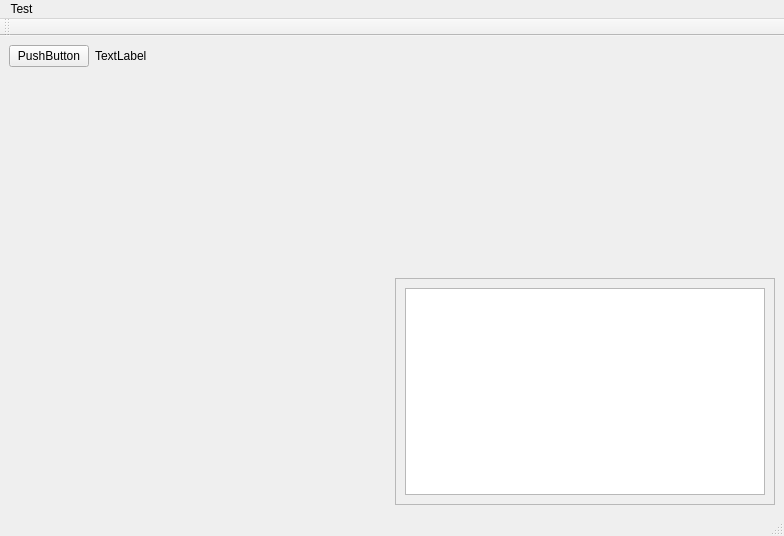
The window that mainwindow.ui (GitGhillie/AnalyzerGUI) describes before a commit, drawn with Qt 5.
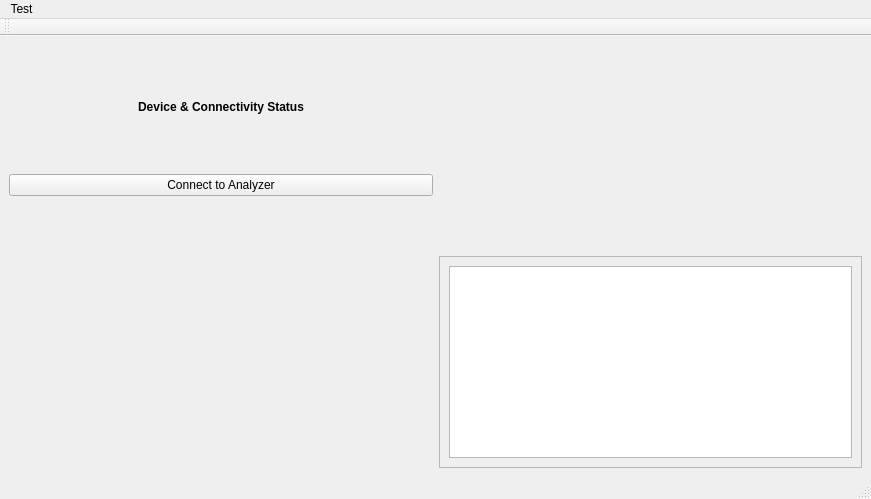
The same window after the commit.

What changed in the file:
```diff
--- a/mainwindow.ui
+++ b/mainwindow.ui
@@ -6,8 +6,8 @@
    <rect>
     <x>0</x>
     <y>0</y>
-    <width>784</width>
-    <height>536</height>
+    <width>871</width>
+    <height>499</height>
    </rect>
   </property>
   <property name="acceptDrops">
@@ -18,24 +18,6 @@
   </property>
   <widget class="QWidget" name="centralwidget">
    <layout class="QGridLayout" name="gridLayout">
-    <item row="0" column="0">
-     <layout class="QFormLayout" name="formLayout">
-      <item row="0" column="0">
-       <widget class="QPushButton" name="pushButton_2">
-        <property name="text">
-         <string>PushButton</string>
-        </property>
-       </widget>
-      </item>
-      <item row="0" column="1">
-       <widget class="QLabel" name="label">
-        <property name="text">
-         <string>TextLabel</string>
-        </property>
-       </widget>
-      </item>
-     </layout>
-    </item>
     <item row="1" column="0">
      <layout class="QFormLayout" name="formLayout_2"/>
     </item>
@@ -64,6 +46,48 @@
       </layout>
      </widget>
     </item>
+    <item row="0" column="0">
+     <layout class="QVBoxLayout" name="layoutQ1">
+      <item>
+       <widget class="QLabel" name="titleDeviceSection">
+        <property name="sizePolicy">
+         <sizepolicy hsizetype="Minimum" vsizetype="Fixed">
+          <horstretch>0</horstretch>
+          <verstretch>0</verstretch>
+         </sizepolicy>
+        </property>
+        <property name="minimumSize">
+         <size>
+          <width>0</width>
+          <height>15</height>
+         </size>
+        </property>
+        <property name="font">
+         <font>
+          <weight>75</weight>
+          <bold>true</bold>
+         </font>
+        </property>
+        <property name="text">
+         <string>Device &amp; Connectivity Status</string>
+        </property>
+        <property name="alignment">
+         <set>Qt::AlignCenter</set>
+        </property>
+       </widget>
+      </item>
+      <item>
+       <widget class="QPushButton" name="connectButton">
+        <property name="text">
+         <string>Connect to Analyzer</string>
+        </property>
+       </widget>
+      </item>
+      <item>
+       <layout class="QFormLayout" name="formDeviceSettings"/>
+      </item>
+     </layout>
+    </item>
    </layout>
   </widget>
   <widget class="QMenuBar" name="menubar">
@@ -71,7 +95,7 @@
     <rect>
      <x>0</x>
      <y>0</y>
-     <width>784</width>
+     <width>871</width>
      <height>21</height>
     </rect>
    </property>
```
Left out of the diff: 2 changed lines with no effect on the pictures.
